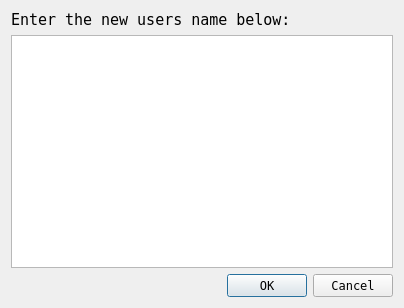
The window that UI/change_user.ui (avar33/ListenToMe-task1) describes before a commit, drawn with Qt 5.
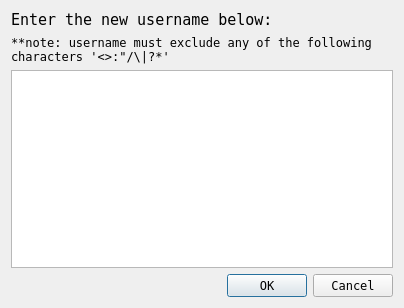
The same window after the commit.

Diff of the .ui file:
```diff
--- a/UI/change_user.ui
+++ b/UI/change_user.ui
@@ -28,7 +28,17 @@
       </font>
      </property>
      <property name="text">
-      <string>Enter the new users name below:</string>
+      <string>Enter the new username below:</string>
+     </property>
+    </widget>
+   </item>
+   <item>
+    <widget class="QLabel" name="label">
+     <property name="text">
+      <string>**note: username must exclude any of the following characters '&lt;&gt;:&quot;/\|?*'</string>
+     </property>
+     <property name="wordWrap">
+      <bool>true</bool>
      </property>
     </widget>
    </item>
```
